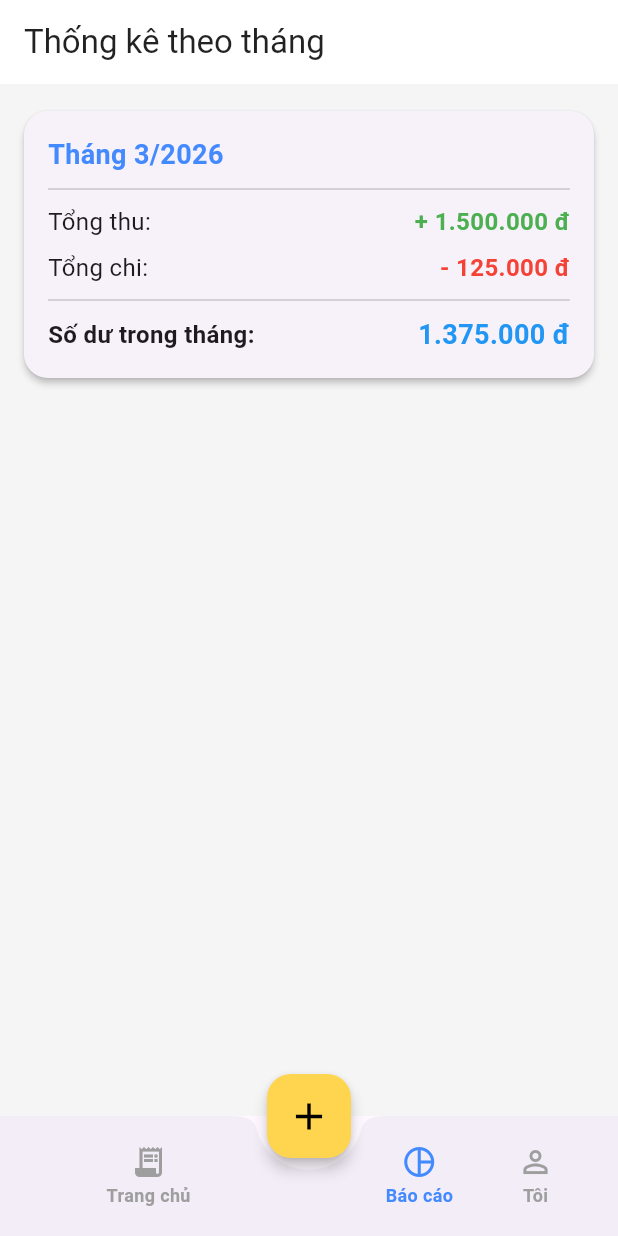
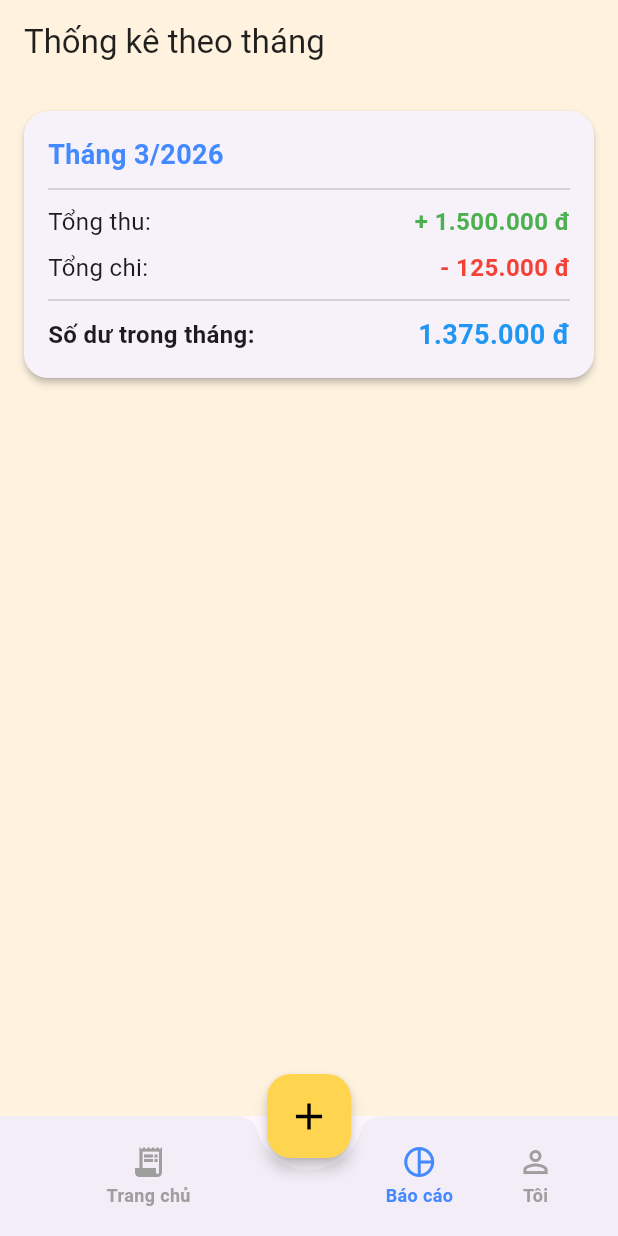
Before and after one commit to buituan3305/2025_2_LTTBDD_N03_Nhom_28, a Flutter app: the screen it shows after launch, item 2 of the bottom bar chosen, on a phone screen of 412 x 824 dp. Run offline on Flutter 3.47's test engine with Material 3 defaults, Android fonts, the phone set to English and light mode, and no system bars.

Commit message:
chỉnh sửa lại giao diện

```diff
--- a/lib/screens/home_screen.dart
+++ b/lib/screens/home_screen.dart
@@ -195,13 +195,13 @@ class _HomeScreenState extends State<HomeScreen> {
   // 2. Giao diện "Trang chủ" được tách ra thành một hàm riêng
   Widget _buildDashboard() {
     return Scaffold(
-      backgroundColor: Colors.grey[100],
+      backgroundColor: Colors.orange[50],
       appBar: AppBar(
         title: Text(
           'Quản lý Tài chính',
           style: TextStyle(color: Colors.black87),
         ),
-        backgroundColor: Colors.white,
+        backgroundColor: Colors.orange[50],
         elevation: 0,
         centerTitle: true,
         // Đã xóa các nút biểu đồ và chữ i trên này
@@ -216,7 +216,7 @@ class _HomeScreenState extends State<HomeScreen> {
               shape: RoundedRectangleBorder(
                 borderRadius: BorderRadius.circular(16),
               ),
-              color: Colors.blueAccent,
+              color: const Color.fromARGB(255, 246, 141, 67),
               child: Padding(
                 padding: EdgeInsets.symmetric(vertical: 30, horizontal: 20),
                 child: Column(
@@ -248,14 +248,6 @@ class _HomeScreenState extends State<HomeScreen> {
                   'Giao dịch gần đây',
                   style: TextStyle(fontSize: 18, fontWeight: FontWeight.bold),
                 ),
-                Text(
-                  'Chạm để sửa/xóa',
-                  style: TextStyle(
-                    fontSize: 12,
-                    color: Colors.grey,
-                    fontStyle: FontStyle.italic,
-                  ),
-                ),
               ],
             ),
           ),
@@ -285,7 +277,8 @@ class _HomeScreenState extends State<HomeScreen> {
                       style: TextStyle(fontWeight: FontWeight.bold),
                     ),
                     subtitle: Text(
-                      '${tx.date.day}/${tx.date.month}/${tx.date.year}',
+                      DateFormat('HH:mm - dd/MM/yyyy').format(tx.date),
+                      style: TextStyle(color: Colors.grey[600]),
                     ),
                     trailing: Text(
                       '${tx.isIncome ? '+' : '-'}${NumberFormat('#,##0').format(tx.amount).replaceAll(',', '.')} đ',
--- a/lib/screens/infor_screen.dart
+++ b/lib/screens/infor_screen.dart
@@ -6,10 +6,10 @@ class InforScreen extends StatelessWidget {
   @override
   Widget build(BuildContext context) {
     return Scaffold(
-      backgroundColor: Colors.grey[100],
+      backgroundColor: Colors.orange[50],
       appBar: AppBar(
         title: Text('Thông tin nhóm', style: TextStyle(color: Colors.black87)),
-        backgroundColor: Colors.white,
+        backgroundColor: Colors.orange[50],
         elevation: 0,
         iconTheme: IconThemeData(
           color: Colors.black87,
--- a/lib/screens/statistic_screen.dart
+++ b/lib/screens/statistic_screen.dart
@@ -38,13 +38,13 @@ class StatisticScreen extends StatelessWidget {
     List<String> months = monthlyData.keys.toList();
 
     return Scaffold(
-      backgroundColor: Colors.grey[100],
+      backgroundColor: Colors.orange[50],
       appBar: AppBar(
         title: Text(
           'Thống kê theo tháng',
           style: TextStyle(color: Colors.black87),
         ),
-        backgroundColor: Colors.white,
+        backgroundColor: Colors.orange[50],
         elevation: 0,
         iconTheme: IconThemeData(
           color: Colors.black87,
```
